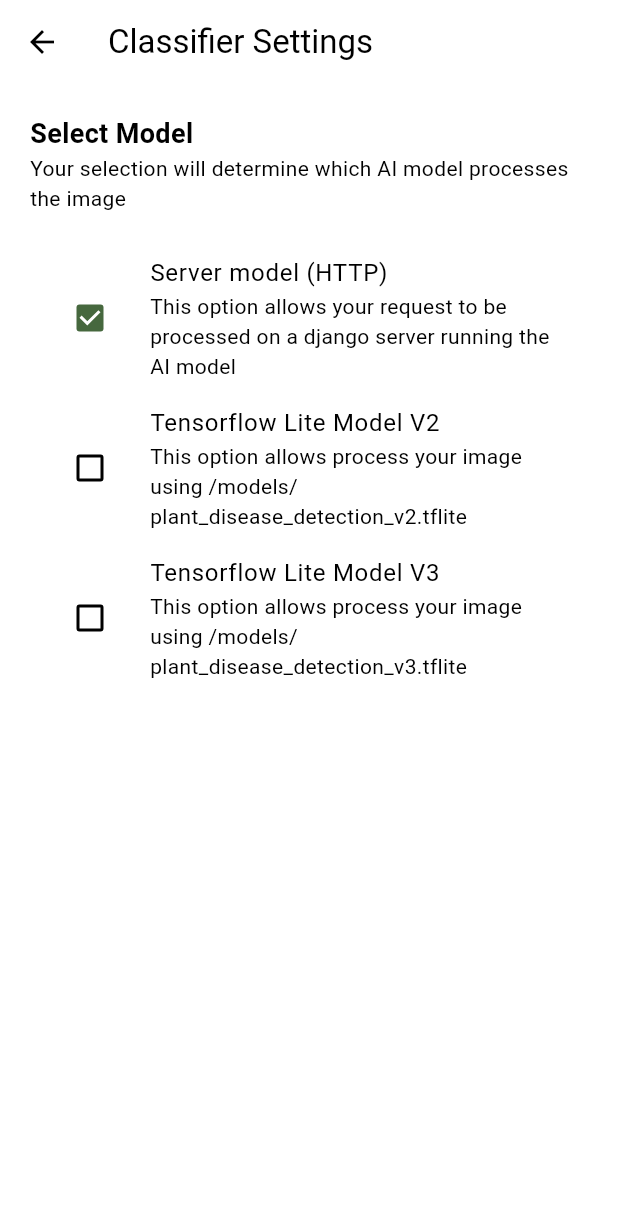
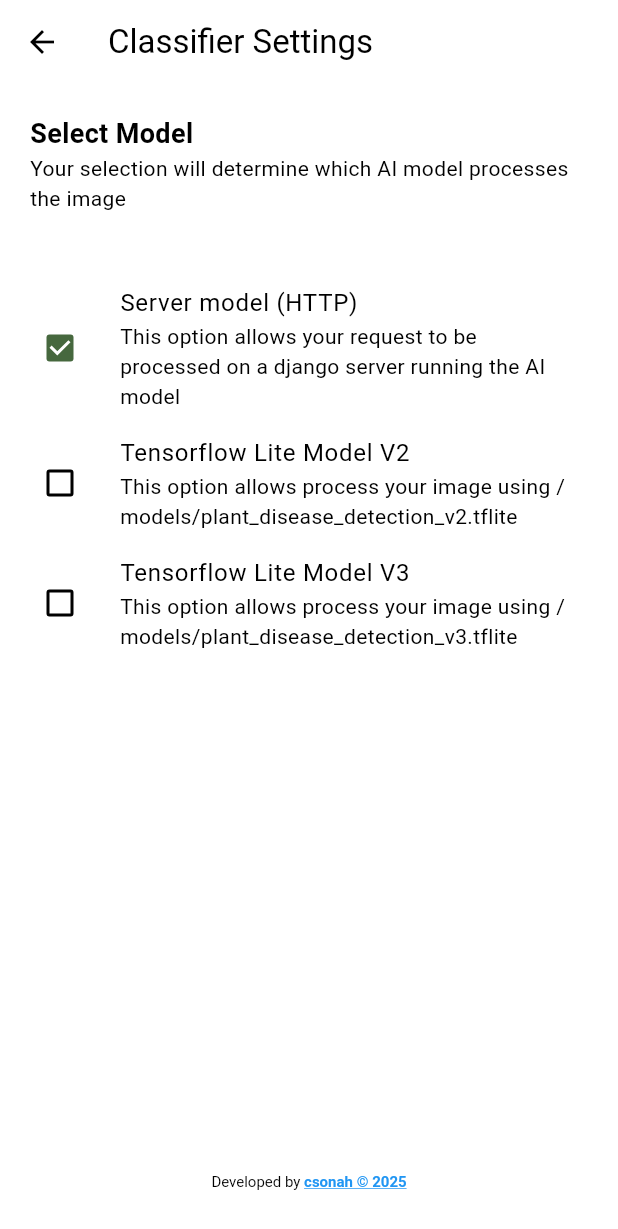
Before and after one commit to cs-onah/cassava_disease_detection, a Flutter app: the SettingsScreen screen opened directly, on a phone screen of 412 x 824 dp. Shown: the top 1229 px of the screen. Run offline on Flutter 3.47's test engine with Material 3 defaults, Android fonts, the light colour scheme and no system bars; our stand-ins replace dio, flutter_riverpod, image_picker, loading_animation_widget, permission_handler; missing offline and left inert: tflite_flutter.

Commit message:
clean up

```diff
--- a/lib/ui/screens/settings_screen.dart
+++ b/lib/ui/screens/settings_screen.dart
@@ -5,6 +5,7 @@ import 'package:plant_disease_detection/services/image_classifier_http.dart';
 import 'package:plant_disease_detection/services/image_classifier_version2.dart';
 import 'package:plant_disease_detection/services/image_classifier_version3.dart';
 import 'package:plant_disease_detection/ui/providers/model_type_provider.dart';
+import 'package:plant_disease_detection/ui/widgets/credits_widget.dart';
 
 class SettingsScreen extends ConsumerStatefulWidget {
   const SettingsScreen({super.key});
@@ -20,9 +21,13 @@ class _SettingsScreenState extends ConsumerState<SettingsScreen> {
 
     return Scaffold(
       appBar: AppBar(title: Text("Classifier Settings")),
-      body: ListView(
+      body: Column(
+        children: [
+          Padding(
             padding: EdgeInsets.symmetric(horizontal: 20, vertical: 20),
-        children: [
+            child: Column(
+              crossAxisAlignment: CrossAxisAlignment.start,
+              children: const [
                 Text(
                   "Select Model",
                   style: TextStyle(fontSize: 18, fontWeight: FontWeight.bold),
@@ -30,7 +35,10 @@ class _SettingsScreenState extends ConsumerState<SettingsScreen> {
                 Text(
                   "Your selection will determine which AI model processes the image",
                 ),
-          const SizedBox(height: 20),
+                SizedBox(height: 20),
+              ],
+            ),
+          ),
           ModelTypeTile(
             title: "Server model (HTTP)",
             subtitle: "This option allows your request to be processed "
@@ -52,6 +60,9 @@ class _SettingsScreenState extends ConsumerState<SettingsScreen> {
             isSelected: modelType == ModelType.version3,
             onTap: () => notifier.changeType(ModelType.version3),
           ),
+          Spacer(),
+          CreditsWidget(textColor: Colors.black),
+          const SizedBox(height: 20),
         ],
       ),
     );
--- a/lib/ui/widgets/credits_widget.dart
+++ b/lib/ui/widgets/credits_widget.dart
@@ -2,18 +2,19 @@ import 'package:flutter/material.dart';
 import 'package:url_launcher/url_launcher.dart';
 
 class CreditsWidget extends StatelessWidget {
-  const CreditsWidget({super.key});
+  final Color? textColor;
+  const CreditsWidget({super.key, this.textColor});
 
   @override
   Widget build(BuildContext context) {
     return InkWell(
-      onTap: ()=> launchUrl(Uri.parse("https://github.com/cs-onah")),
+      onTap: ()=> launchUrl(Uri.parse("https://www.csonah.com/")),
       child: Padding(
         padding: const EdgeInsets.symmetric(horizontal: 20.0, vertical: 10),
         child: RichText(
           text: TextSpan(
             text: "Developed by ",
-            style: TextStyle(fontSize: 10),
+            style: TextStyle(fontSize: 10, color: textColor),
             children: const [
               TextSpan(
                 text: "csonah © 2025",
```
Lines whose indentation alone changed are shown as unchanged.
